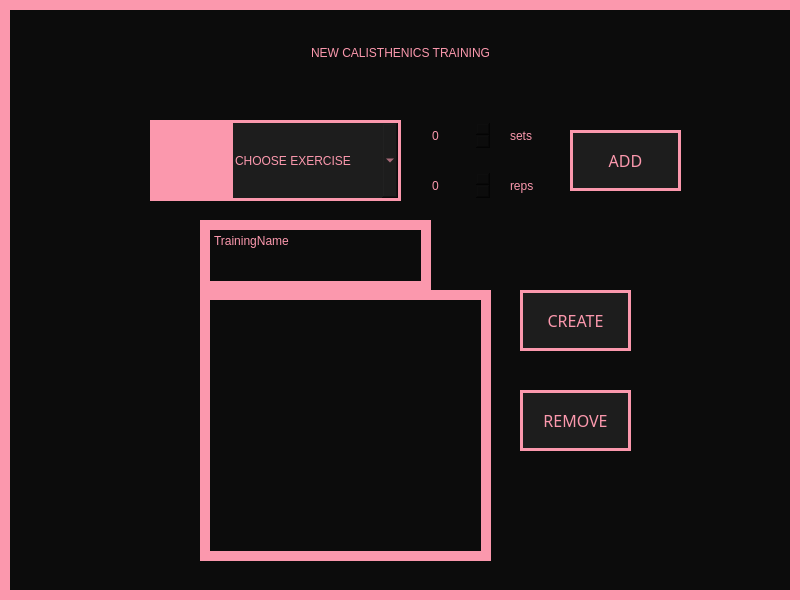
Before: the Qt Designer form View/NewCalisthenicsTraining.ui in Hanna-J-K/fitnessapp, drawn with Qt 5.
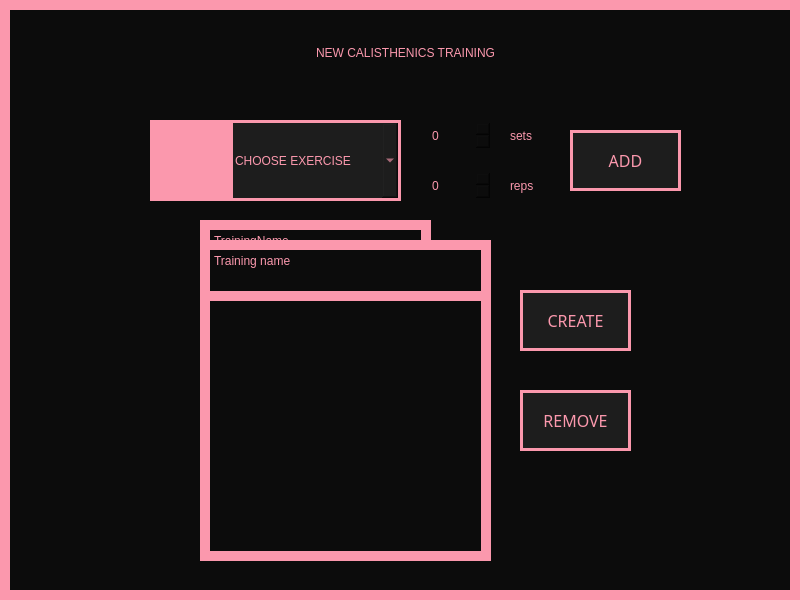
After: the same form once the commit is applied. Icons and pictures are not drawn.

```diff
--- a/View/NewCalisthenicsTraining.ui
+++ b/View/NewCalisthenicsTraining.ui
@@ -21,9 +21,9 @@
    <widget class="QPushButton" name="choose_type_btn">
     <property name="geometry">
      <rect>
-      <x>150</x>
+      <x>110</x>
       <y>30</y>
-      <width>501</width>
+      <width>591</width>
       <height>45</height>
      </rect>
     </property>
@@ -289,6 +289,24 @@
      <string>REMOVE</string>
     </property>
    </widget>
+   <widget class="QPlainTextEdit" name="training_name">
+    <property name="geometry">
+     <rect>
+      <x>200</x>
+      <y>240</y>
+      <width>291</width>
+      <height>61</height>
+     </rect>
+    </property>
+    <property name="styleSheet">
+     <string notr="true">border: 10px solid #FB98AD;
+font: 12pt &quot;MS Shell Dlg 2&quot;;
+</string>
+    </property>
+    <property name="plainText">
+     <string>Training name</string>
+    </property>
+   </widget>
   </widget>
  </widget>
  <resources/>
```
